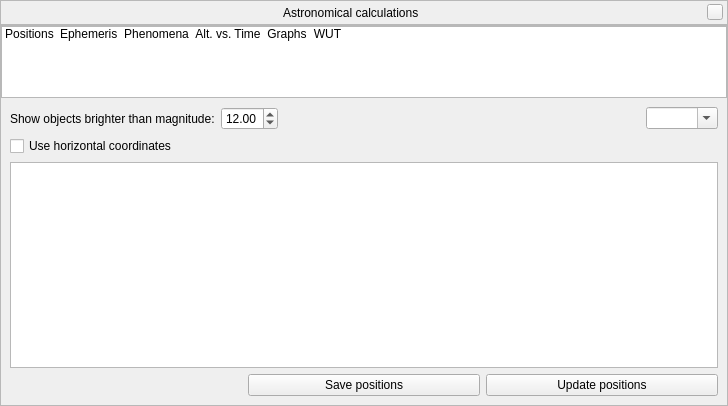
Qt form src/gui/astroCalcDialog.ui (519984307/stellarium_src) before a commit.
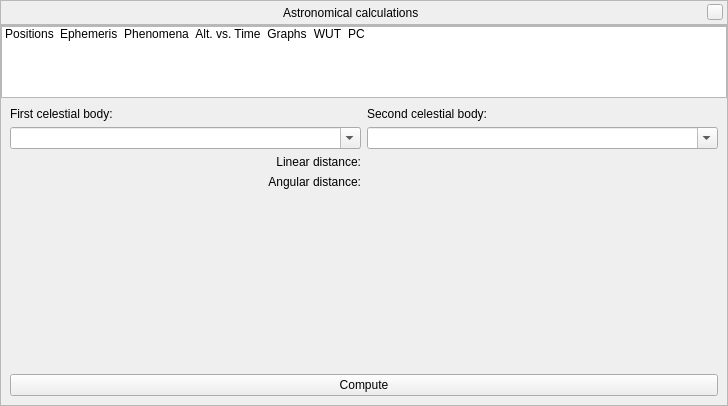
The same form after that commit. The open tabs and pages were chosen to show the change. Icons and pictures are not drawn. Custom widgets are drawn as their Qt base class.

Commit message: Move Distance Calculator plugin into the AstroCalc tool

Diff of the .ui file:
```diff
--- a/src/gui/astroCalcDialog.ui
+++ b/src/gui/astroCalcDialog.ui
@@ -264,6 +264,19 @@
           </iconset>
          </property>
         </item>
+        <item>
+         <property name="text">
+          <string comment="Planetary Calculator">PC</string>
+         </property>
+         <property name="toolTip">
+          <string>Planetary Calculator</string>
+         </property>
+         <property name="icon">
+          <iconset>
+           <normalon>:/graphicGui/tabicon-AstroCalc-PC.png</normalon>
+          </iconset>
+         </property>
+        </item>
        </widget>
       </item>
       <item>
@@ -970,6 +983,94 @@
           </item>
          </layout>
         </widget>
+        <widget class="QWidget" name="stackedWidgetPage7">
+         <layout class="QGridLayout" name="gridLayout_8">
+          <item row="0" column="0">
+           <layout class="QGridLayout" name="gridLayoutPCalc">
+            <item row="1" column="0">
+             <widget class="QComboBox" name="firstCelestialBodyComboBox">
+              <property name="editable">
+               <bool>true</bool>
+              </property>
+              <property name="insertPolicy">
+               <enum>QComboBox::NoInsert</enum>
+              </property>
+             </widget>
+            </item>
+            <item row="0" column="1">
+             <widget class="QLabel" name="labelSCB">
+              <property name="text">
+               <string>Second celestial body:</string>
+              </property>
+             </widget>
+            </item>
+            <item row="2" column="0">
+             <widget class="QLabel" name="labelLinearDistance">
+              <property name="text">
+               <string>Linear distance:</string>
+              </property>
+              <property name="alignment">
+               <set>Qt::AlignRight|Qt::AlignTrailing|Qt::AlignVCenter</set>
+              </property>
+             </widget>
+            </item>
+            <item row="3" column="1">
+             <widget class="QLabel" name="labelAngularDistanceValue"/>
+            </item>
+            <item row="3" column="0">
+             <widget class="QLabel" name="labelAngularDistance">
+              <property name="text">
+               <string>Angular distance:</string>
+              </property>
+              <property name="alignment">
+               <set>Qt::AlignRight|Qt::AlignTrailing|Qt::AlignVCenter</set>
+              </property>
+             </widget>
+            </item>
+            <item row="0" column="0">
+             <widget class="QLabel" name="labelFCB">
+              <property name="text">
+               <string>First celestial body:</string>
+              </property>
+             </widget>
+            </item>
+            <item row="2" column="1">
+             <widget class="QLabel" name="labelLinearDistanceValue"/>
+            </item>
+            <item row="1" column="1">
+             <widget class="QComboBox" name="secondCelestialBodyComboBox">
+              <property name="editable">
+               <bool>true</bool>
+              </property>
+              <property name="insertPolicy">
+               <enum>QComboBox::NoInsert</enum>
+              </property>
+             </widget>
+            </item>
+           </layout>
+          </item>
+          <item row="2" column="0">
+           <widget class="QPushButton" name="computePlanetaryDataButton">
+            <property name="text">
+             <string>Compute</string>
+            </property>
+           </widget>
+          </item>
+          <item row="1" column="0">
+           <spacer name="verticalSpacer">
+            <property name="orientation">
+             <enum>Qt::Vertical</enum>
+            </property>
+            <property name="sizeHint" stdset="0">
+             <size>
+              <width>20</width>
+              <height>148</height>
+             </size>
+            </property>
+           </spacer>
+          </item>
+         </layout>
+        </widget>
        </widget>
       </item>
      </layout>
```
Left out of the diff: 3 changed lines with no effect on the pictures. The commit also changes 15 other files.
